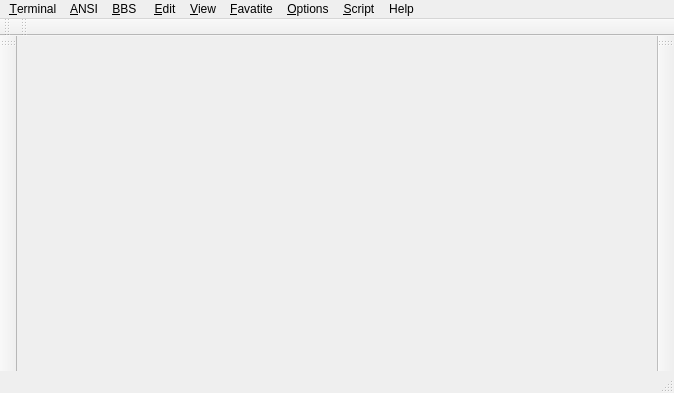
The window that src/ui/frame.ui (adaptee/qterm-hack) describes before a commit, drawn with Qt 5.
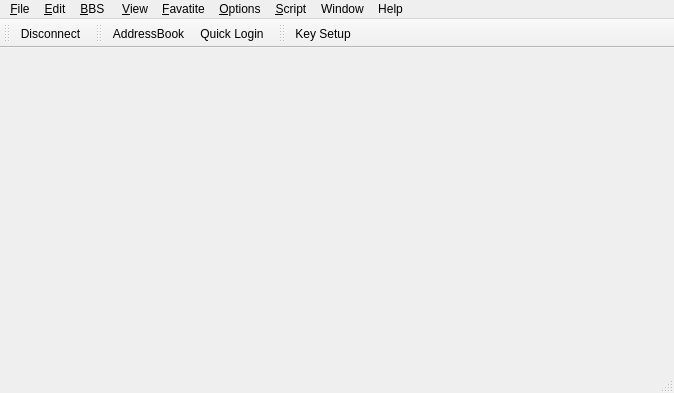
The same window after the commit. Icons and pictures are not drawn.

Commit message: remove old friend qtermwndmgr/tabbar and use QMdiArea::TabbedView

Patch:
```diff
--- a/src/ui/frame.ui
+++ b/src/ui/frame.ui
@@ -13,6 +13,7 @@
   <property name="windowTitle">
    <string>QTerm</string>
   </property>
+  <widget class="QMdiArea" name="mdiArea"/>
   <widget class="QMenuBar" name="menubar">
    <property name="geometry">
     <rect>
@@ -24,7 +25,7 @@
    </property>
    <widget class="QMenu" name="menuFile">
     <property name="title">
-     <string>&amp;Terminal</string>
+     <string>&amp;File</string>
     </property>
     <addaction name="actionConsole"/>
     <addaction name="separator"/>
@@ -59,19 +60,6 @@
     <addaction name="menuLanguage"/>
     <addaction name="menuTheme"/>
    </widget>
-   <widget class="QMenu" name="menuANSI">
-    <property name="title">
-     <string>&amp;ANSI</string>
-    </property>
-    <addaction name="actionNew_ANSI"/>
-    <addaction name="actionOpen_ANSI"/>
-    <addaction name="separator"/>
-    <addaction name="actionSave"/>
-    <addaction name="actionSave_As"/>
-    <addaction name="separator"/>
-    <addaction name="actionPrint_Preview"/>
-    <addaction name="actionPrint"/>
-   </widget>
    <widget class="QMenu" name="menuEdit">
     <property name="title">
      <string>&amp;Edit</string>
@@ -157,14 +145,19 @@
     <addaction name="actionAbout_QTerm"/>
     <addaction name="actionAbout_Qt"/>
    </widget>
+   <widget class="QMenu" name="menuWindow">
+    <property name="title">
+     <string>Window</string>
+    </property>
+   </widget>
    <addaction name="menuFile"/>
-   <addaction name="menuANSI"/>
-   <addaction name="menuBBS"/>
    <addaction name="menuEdit"/>
+   <addaction name="menuBBS"/>
    <addaction name="menuView"/>
    <addaction name="menuFavatite"/>
    <addaction name="menuOptions"/>
    <addaction name="menuScript"/>
+   <addaction name="menuWindow"/>
    <addaction name="menuHelp"/>
   </widget>
   <widget class="QStatusBar" name="statusbar"/>
@@ -173,56 +166,40 @@
     <string>Terminal</string>
    </property>
    <property name="orientation">
-    <enum>Qt::Vertical</enum>
+    <enum>Qt::Horizontal</enum>
    </property>
    <attribute name="toolBarArea">
-    <enum>LeftToolBarArea</enum>
+    <enum>TopToolBarArea</enum>
    </attribute>
    <attribute name="toolBarBreak">
     <bool>false</bool>
    </attribute>
+   <addaction name="actionDisconnect"/>
   </widget>
   <widget class="QToolBar" name="EditBar">
    <property name="windowTitle">
     <string>Edit</string>
    </property>
-   <property name="orientation">
-    <enum>Qt::Vertical</enum>
-   </property>
    <attribute name="toolBarArea">
-    <enum>RightToolBarArea</enum>
-   </attribute>
-   <attribute name="toolBarBreak">
-    <bool>false</bool>
-   </attribute>
-  </widget>
-  <widget class="QToolBar" name="ANSIBar">
-   <property name="windowTitle">
-    <string>ANSI Edit</string>
-   </property>
-   <property name="orientation">
-    <enum>Qt::Horizontal</enum>
-   </property>
-   <attribute name="toolBarArea">
     <enum>TopToolBarArea</enum>
    </attribute>
    <attribute name="toolBarBreak">
     <bool>false</bool>
    </attribute>
+   <addaction name="actionAddressBook"/>
+   <addaction name="actionQuick_Login"/>
   </widget>
   <widget class="QToolBar" name="PagerBar">
    <property name="windowTitle">
     <string>Pager</string>
    </property>
-   <property name="orientation">
-    <enum>Qt::Horizontal</enum>
-   </property>
    <attribute name="toolBarArea">
     <enum>TopToolBarArea</enum>
    </attribute>
    <attribute name="toolBarBreak">
     <bool>false</bool>
    </attribute>
+   <addaction name="actionKey_Setup"/>
   </widget>
   <action name="actionQuick_Login">
    <property name="icon">
@@ -606,6 +583,30 @@
     <string>Traditional Chinese</string>
    </property>
   </action>
+  <action name="actionKey_Setup">
+   <property name="icon">
+    <iconset resource="../frame.qrc">
+     <normaloff>:/pic/keys.png</normaloff>:/pic/keys.png</iconset>
+   </property>
+   <property name="text">
+    <string>Key Setup</string>
+   </property>
+   <property name="toolTip">
+    <string>Key Setup</string>
+   </property>
+  </action>
+  <action name="actionDisconnect">
+   <property name="icon">
+    <iconset resource="../frame.qrc">
+     <normaloff>:/pic/disconnect.png</normaloff>:/pic/disconnect.png</iconset>
+   </property>
+   <property name="text">
+    <string>Disconnect</string>
+   </property>
+   <property name="toolTip">
+    <string>Disconnect</string>
+   </property>
+  </action>
  </widget>
  <resources>
   <include location="../frame.qrc"/>
```
Left out of the diff: 26 changed lines with no effect on the pictures. The commit also changes 6 other files.
